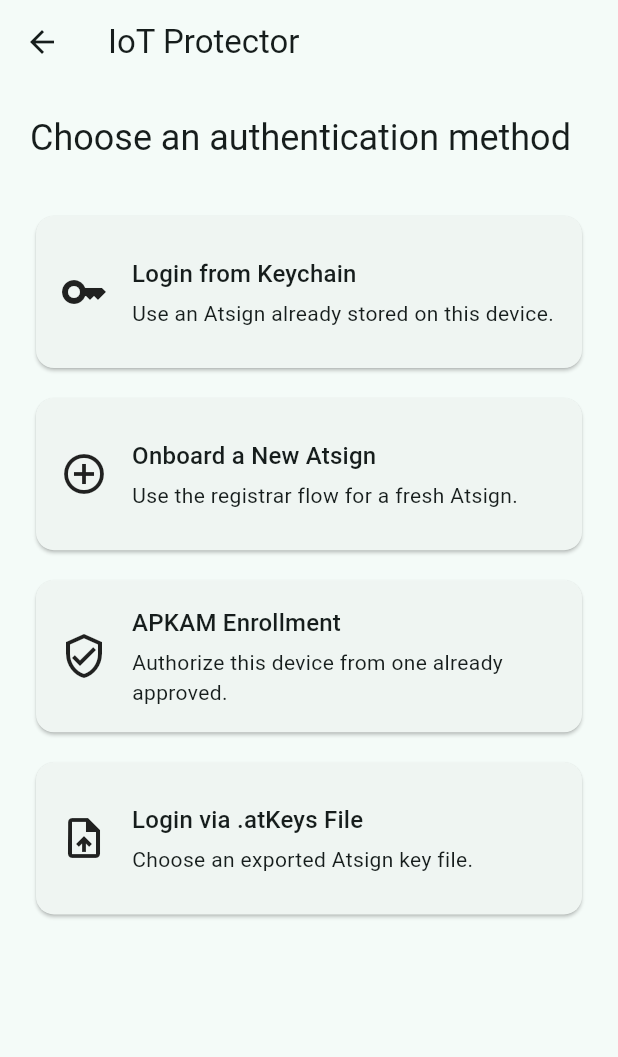
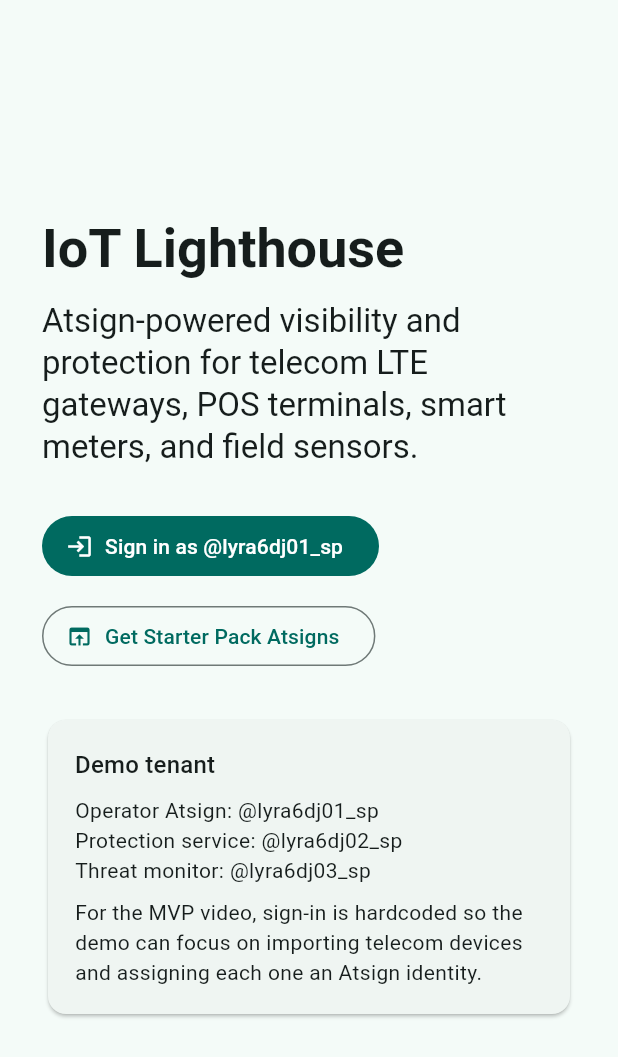
Before and after one commit to aidandaniel/Iot-lighthouse, a Flutter app: the WelcomeScreen screen opened directly, on a phone screen of 412 x 824 dp. Shown: the top 1057 px of the screen. Run offline on Flutter 3.47's test engine with Material 3 defaults, Android fonts, the phone set to English and light mode, and no system bars; our stand-ins replace file_picker; missing offline and left inert: at_auth, at_client, at_client_flutter.

Commit message:
Rename IoT Protector to IoT Lighthouse, update descriptions and namespaces, and remove unused platform entries in metadata. Adjust UI elements and functionality to reflect the new branding.

```diff
--- a/lib/auth/welcome_screen.dart
+++ b/lib/auth/welcome_screen.dart
@@ -1,85 +1,74 @@
 import 'package:flutter/material.dart';
+import 'package:url_launcher/url_launcher.dart';
 
 import '../dashboard/dashboard_screen.dart';
-import '../services/at_auth_service.dart';
 
-class WelcomeScreen extends StatefulWidget {
+const demoOperatorAtSign = '@lyra6dj01_sp';
+const starterPackUrl = 'https://my.atsign.com/starterpack_app';
+
+class WelcomeScreen extends StatelessWidget {
   const WelcomeScreen({super.key});
 
-  @override
-  State<WelcomeScreen> createState() => _WelcomeScreenState();
-}
-
-class _WelcomeScreenState extends State<WelcomeScreen> {
-  final _auth = AtAuthService();
-  bool _busy = false;
-
-  Future<void> _run(Future<void> Function(BuildContext context) action) async {
-    setState(() => _busy = true);
-    await action(context);
-    if (!mounted) return;
-    setState(() => _busy = false);
-    Navigator.of(context).pushReplacement(
-      MaterialPageRoute(builder: (_) => const DashboardScreen()),
+  Future<void> _openStarterPack() async {
+    await launchUrl(
+      Uri.parse(starterPackUrl),
+      mode: LaunchMode.externalApplication,
     );
   }
 
   @override
   Widget build(BuildContext context) {
-    final actions = [
-      _AuthAction(
-        icon: Icons.key,
-        title: 'Login from Keychain',
-        body: 'Use an Atsign already stored on this device.',
-        onTap: () => _run(_auth.loginWithKeychain),
-      ),
-      _AuthAction(
-        icon: Icons.add_circle_outline,
-        title: 'Onboard a New Atsign',
-        body: 'Use the registrar flow for a fresh Atsign.',
-        onTap: () => _run(_auth.onboard),
-      ),
-      _AuthAction(
-        icon: Icons.verified_user_outlined,
-        title: 'APKAM Enrollment',
-        body: 'Authorize this device from one already approved.',
-        onTap: () => _run(_auth.loginWithApkam),
-      ),
-      _AuthAction(
-        icon: Icons.upload_file,
-        title: 'Login via .atKeys File',
-        body: 'Choose an exported Atsign key file.',
-        onTap: () => _run(_auth.loginWithAtKeysFile),
-      ),
-    ];
-
     return Scaffold(
-      appBar: AppBar(title: const Text('IoT Protector')),
-      body: Center(
+      body: SafeArea(
+        child: Center(
           child: ConstrainedBox(
-          constraints: const BoxConstraints(maxWidth: 920),
+            constraints: const BoxConstraints(maxWidth: 980),
             child: Padding(
-            padding: const EdgeInsets.all(20),
+              padding: const EdgeInsets.all(28),
               child: Column(
+                mainAxisAlignment: MainAxisAlignment.center,
                 crossAxisAlignment: CrossAxisAlignment.start,
                 children: [
                   Text(
-                  'Choose an authentication method',
-                  style: Theme.of(context).textTheme.headlineSmall,
-                ),
-                const SizedBox(height: 16),
-                if (_busy) const LinearProgressIndicator(),
-                const SizedBox(height: 16),
-                Expanded(
-                  child: GridView.count(
-                    crossAxisCount: MediaQuery.sizeOf(context).width > 760 ? 2 : 1,
-                    mainAxisSpacing: 12,
-                    crossAxisSpacing: 12,
-                    childAspectRatio: 3.4,
-                    children: actions.map((action) => _AuthCard(action)).toList(),
+                    'IoT Lighthouse',
+                    style: Theme.of(context).textTheme.displaySmall?.copyWith(
+                          fontWeight: FontWeight.w700,
                         ),
                   ),
+                  const SizedBox(height: 12),
+                  Text(
+                    'Atsign-powered visibility and protection for telecom LTE gateways, POS terminals, smart meters, and field sensors.',
+                    style: Theme.of(context).textTheme.titleLarge,
+                  ),
+                  const SizedBox(height: 28),
+                  Wrap(
+                    spacing: 12,
+                    runSpacing: 12,
+                    children: [
+                      FilledButton.icon(
+                        onPressed: () {
+                          Navigator.of(context).pushReplacement(
+                            MaterialPageRoute(
+                              builder: (_) => const DashboardScreen(
+                                operatorAtSign: demoOperatorAtSign,
+                              ),
+                            ),
+                          );
+                        },
+                        icon: const Icon(Icons.login),
+                        label: const Text('Sign in as @lyra6dj01_sp'),
+                      ),
+                      OutlinedButton.icon(
+                        onPressed: _openStarterPack,
+                        icon: const Icon(Icons.open_in_browser),
+                        label: const Text('Get Starter Pack Atsigns'),
+                      ),
                     ],
+                  ),
+                  const SizedBox(height: 28),
+                  const _DemoAccountCard(),
+                ],
+              ),
             ),
           ),
         ),
@@ -88,49 +77,30 @@
   }
 }
 
-class _AuthAction {
-  const _AuthAction({
-    required this.icon,
-    required this.title,
-    required this.body,
-    required this.onTap,
-  });
-
-  final IconData icon;
-  final String title;
-  final String body;
-  final VoidCallback onTap;
-}
-
-class _AuthCard extends StatelessWidget {
-  const _AuthCard(this.action);
-
-  final _AuthAction action;
+class _DemoAccountCard extends StatelessWidget {
+  const _DemoAccountCard();
 
   @override
   Widget build(BuildContext context) {
     return Card(
-      child: InkWell(
-        onTap: action.onTap,
       child: Padding(
-          padding: const EdgeInsets.all(16),
-          child: Row(
-            children: [
-              Icon(action.icon, size: 32),
-              const SizedBox(width: 16),
-              Expanded(
+        padding: const EdgeInsets.all(18),
         child: Column(
-                  mainAxisAlignment: MainAxisAlignment.center,
           crossAxisAlignment: CrossAxisAlignment.start,
           children: [
-                    Text(action.title, style: Theme.of(context).textTheme.titleMedium),
-                    const SizedBox(height: 4),
-                    Text(action.body),
-                  ],
+            Text(
+              'Demo tenant',
+              style: Theme.of(context).textTheme.titleMedium,
             ),
+            const SizedBox(height: 8),
+            const Text('Operator Atsign: @lyra6dj01_sp'),
+            const Text('Protection service: @lyra6dj02_sp'),
+            const Text('Threat monitor: @lyra6dj03_sp'),
+            const SizedBox(height: 8),
+            const Text(
+              'For the MVP video, sign-in is hardcoded so the demo can focus on importing telecom devices and assigning each one an Atsign identity.',
             ),
           ],
-          ),
         ),
       ),
     );
--- a/lib/services/at_keys.dart
+++ b/lib/services/at_keys.dart
@@ -1,6 +1,6 @@
 import 'package:at_client/at_client.dart';
 
-const appNamespace = 'iotprotector';
+const appNamespace = 'iotlighthouse';
 const protectionServiceAtSign = '@lyra6dj02_sp';
 const threatMonitorAtSign = '@lyra6dj03_sp';
 
--- a/pubspec.yaml
+++ b/pubspec.yaml
@@ -1,5 +1,5 @@
 name: iot_protector
-description: Atsign-powered IoT device protection console and agents.
+description: Atsign-powered telecom device visibility, protection, and traceability console.
 publish_to: "none"
 version: 0.1.0+1
 
```
Also changed, not shown: lib/dashboard/dashboard_screen.dart (+188 -157 lines), lib/main.dart (+6 -56 lines), 15 other files. Lines whose indentation alone changed are shown as unchanged.
